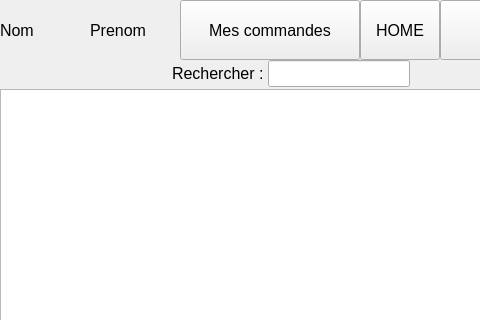
GregDAka/Ubermedoc, file UberMedoc/application.ui: the form before one commit; both pictures show x 0 to 480 and y 0 to 320 of the 800 by 600 pixel window.
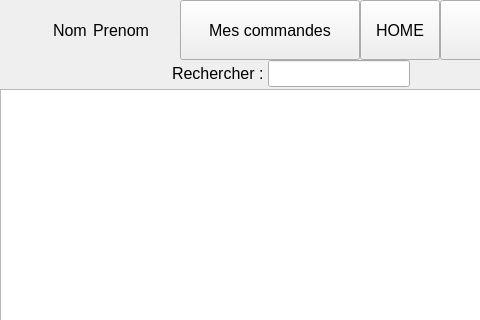
The form after the commit.

What changed in the file:
```diff
--- a/UberMedoc/application.ui
+++ b/UberMedoc/application.ui
@@ -36,7 +36,10 @@
      </property>
      <item>
       <layout class="QHBoxLayout" name="horizontalLayout">
-       <item>
+       <property name="spacing">
+        <number>6</number>
+       </property>
+       <item alignment="Qt::AlignRight">
         <widget class="QLabel" name="nomLabel">
          <property name="font">
           <font>
@@ -48,7 +51,7 @@
          </property>
         </widget>
        </item>
-       <item>
+       <item alignment="Qt::AlignLeft">
         <widget class="QLabel" name="prenomLabel">
          <property name="font">
           <font>
```
Left out of the diff: 11 changed lines with no effect on the pictures.
